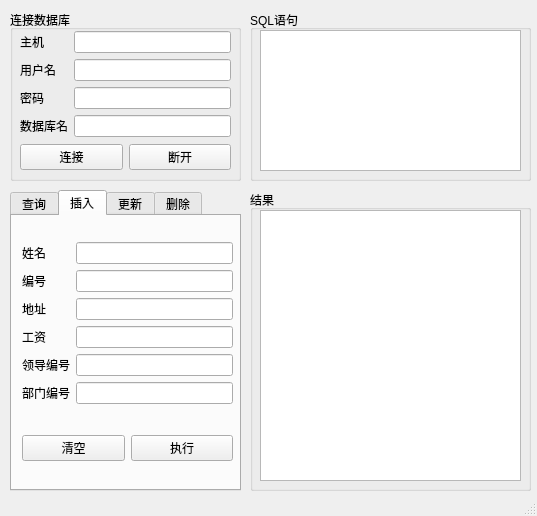
The window that UImysql/GUI.ui (Ziyeeee/DatabaseProject) describes before a commit, drawn with Qt 5.
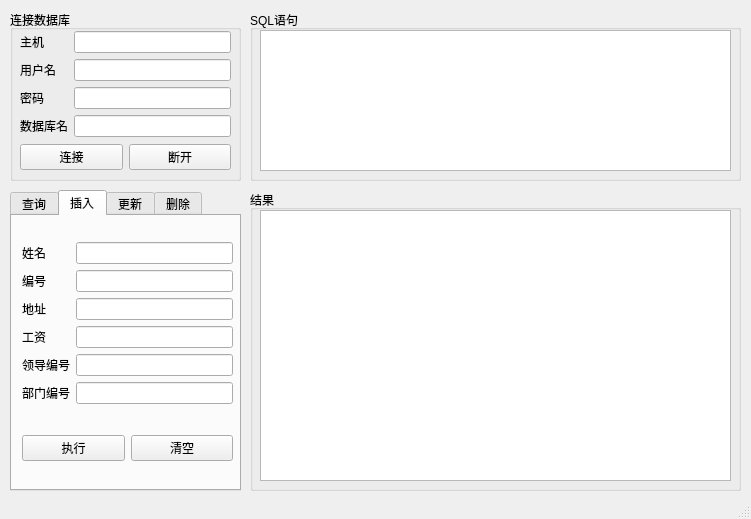
The same window after the commit. The open tabs and pages were chosen to show the change.

Commit message: 优化页面布局及表格显示

```diff
--- a/UImysql/GUI.ui
+++ b/UImysql/GUI.ui
@@ -6,8 +6,8 @@
    <rect>
     <x>0</x>
     <y>0</y>
-    <width>537</width>
-    <height>516</height>
+    <width>751</width>
+    <height>519</height>
    </rect>
   </property>
   <property name="windowTitle">
@@ -118,7 +118,7 @@
      <rect>
       <x>250</x>
       <y>10</y>
-      <width>281</width>
+      <width>491</width>
       <height>171</height>
      </rect>
     </property>
@@ -133,10 +133,15 @@
       <rect>
        <x>10</x>
        <y>20</y>
-       <width>261</width>
+       <width>471</width>
        <height>141</height>
       </rect>
      </property>
+     <property name="font">
+      <font>
+       <family>Consolas</family>
+      </font>
+     </property>
     </widget>
    </widget>
    <widget class="QGroupBox" name="resultBox">
@@ -144,7 +149,7 @@
      <rect>
       <x>250</x>
       <y>190</y>
-      <width>281</width>
+      <width>491</width>
       <height>301</height>
      </rect>
     </property>
@@ -156,10 +161,43 @@
       <rect>
        <x>10</x>
        <y>20</y>
-       <width>261</width>
+       <width>471</width>
        <height>271</height>
       </rect>
      </property>
+     <property name="dragEnabled">
+      <bool>false</bool>
+     </property>
+     <property name="alternatingRowColors">
+      <bool>true</bool>
+     </property>
+     <property name="rowCount">
+      <number>0</number>
+     </property>
+     <property name="columnCount">
+      <number>0</number>
+     </property>
+     <attribute name="horizontalHeaderVisible">
+      <bool>true</bool>
+     </attribute>
+     <attribute name="horizontalHeaderCascadingSectionResizes">
+      <bool>false</bool>
+     </attribute>
+     <attribute name="horizontalHeaderDefaultSectionSize">
+      <number>75</number>
+     </attribute>
+     <attribute name="horizontalHeaderShowSortIndicator" stdset="0">
+      <bool>false</bool>
+     </attribute>
+     <attribute name="horizontalHeaderStretchLastSection">
+      <bool>false</bool>
+     </attribute>
+     <attribute name="verticalHeaderDefaultSectionSize">
+      <number>30</number>
+     </attribute>
+     <attribute name="verticalHeaderStretchLastSection">
+      <bool>false</bool>
+     </attribute>
     </widget>
    </widget>
    <widget class="QTabWidget" name="functionTabWidget">
@@ -291,20 +329,6 @@
        </rect>
       </property>
       <layout class="QGridLayout" name="gridLayout_9">
-       <item row="1" column="0">
-        <widget class="QPushButton" name="clearButtonInsert">
-         <property name="text">
-          <string>清空</string>
-         </property>
-        </widget>
-       </item>
-       <item row="1" column="1">
-        <widget class="QPushButton" name="doButtonInsert">
-         <property name="text">
-          <string>执行</string>
-         </property>
-        </widget>
-       </item>
        <item row="0" column="0" colspan="2">
         <layout class="QGridLayout" name="gridLayout_8">
          <item row="0" column="0">
@@ -369,6 +393,20 @@
          </item>
         </layout>
        </item>
+       <item row="1" column="1">
+        <widget class="QPushButton" name="clearButtonInsert">
+         <property name="text">
+          <string>清空</string>
+         </property>
+        </widget>
+       </item>
+       <item row="1" column="0">
+        <widget class="QPushButton" name="doButtonInsert">
+         <property name="text">
+          <string>执行</string>
+         </property>
+        </widget>
+       </item>
       </layout>
      </widget>
     </widget>
```
Left out of the diff: 173 changed lines with no effect on the pictures. The commit also changes 3 other files.
